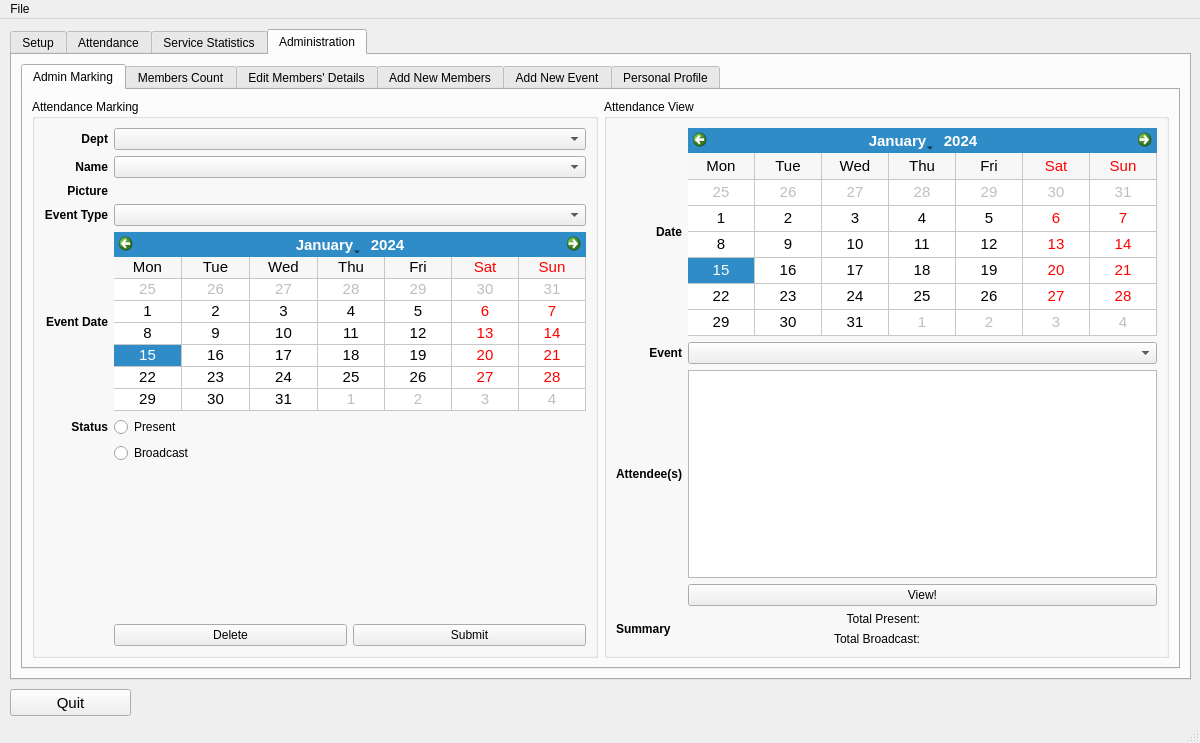
First picture: the form in tabbed.ui, repository dnth/AttTracker-pyside, before the edit.
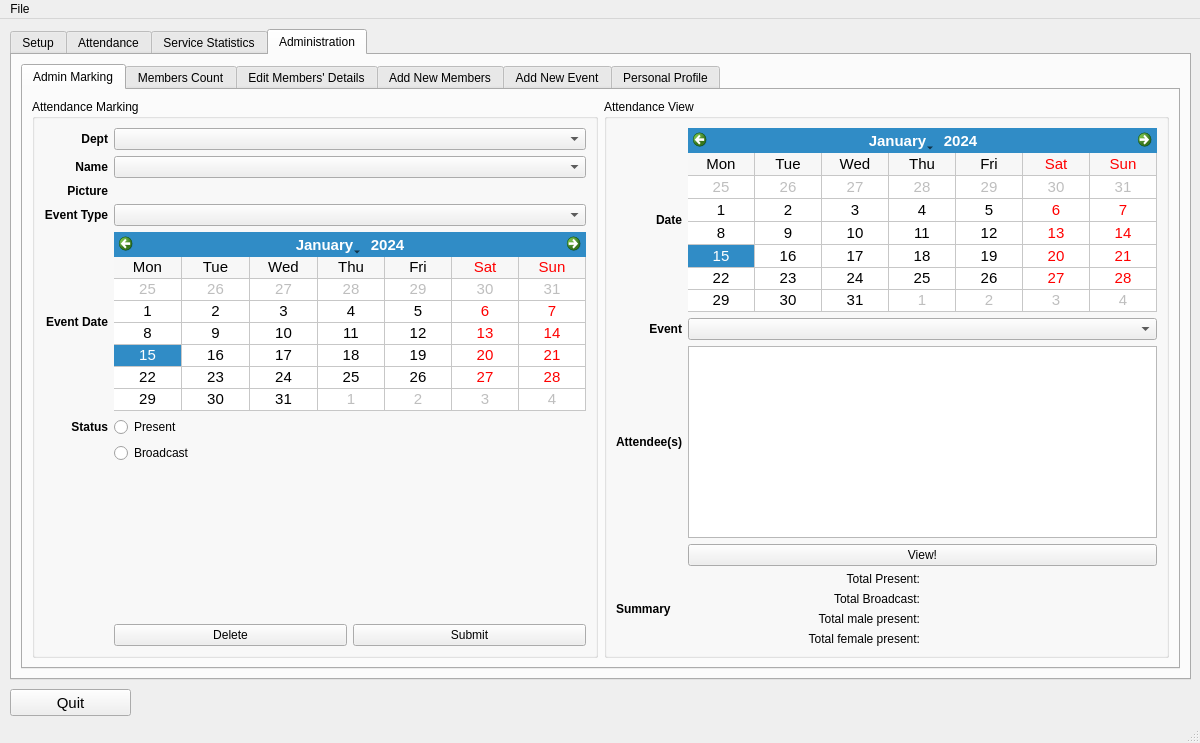
Second picture: the form after the edit. The open tabs and pages were chosen to show the change. Icons and pictures are not drawn. Custom widgets are drawn as their Qt base class.

Commit message: added gender count for present attendees

What changed in the file:
```diff
--- a/tabbed.ui
+++ b/tabbed.ui
@@ -1519,6 +1519,40 @@
                  </property>
                 </widget>
                </item>
+               <item row="2" column="0">
+                <widget class="QLabel" name="label_22">
+                 <property name="text">
+                  <string>Total male present:</string>
+                 </property>
+                 <property name="alignment">
+                  <set>Qt::AlignRight|Qt::AlignTrailing|Qt::AlignVCenter</set>
+                 </property>
+                </widget>
+               </item>
+               <item row="2" column="1">
+                <widget class="QLabel" name="label_totalpresentmale">
+                 <property name="text">
+                  <string/>
+                 </property>
+                </widget>
+               </item>
+               <item row="3" column="0">
+                <widget class="QLabel" name="label_24">
+                 <property name="text">
+                  <string>Total female present:</string>
+                 </property>
+                 <property name="alignment">
+                  <set>Qt::AlignRight|Qt::AlignTrailing|Qt::AlignVCenter</set>
+                 </property>
+                </widget>
+               </item>
+               <item row="3" column="1">
+                <widget class="QLabel" name="label_totalpresentfemale">
+                 <property name="text">
+                  <string/>
+                 </property>
+                </widget>
+               </item>
               </layout>
              </item>
             </layout>
```
The commit also changes 7 other files.
